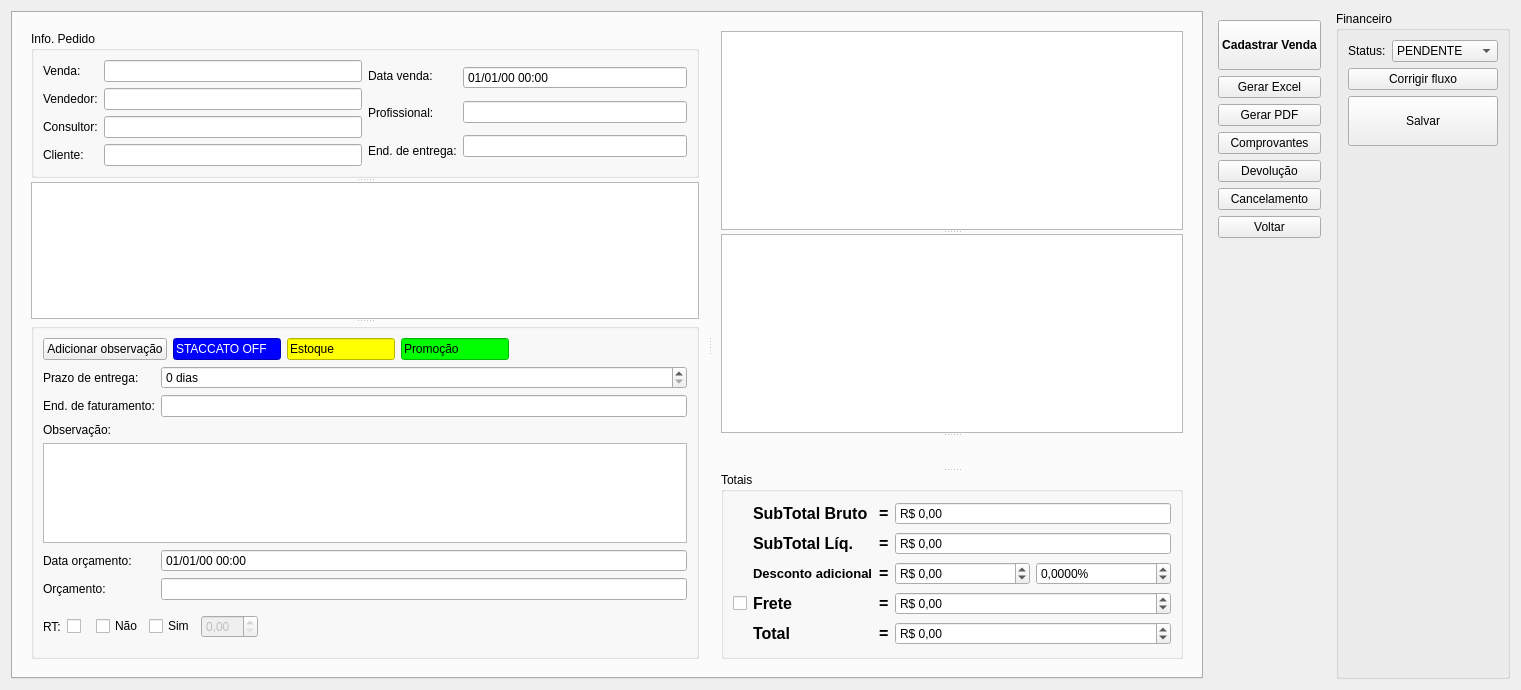
First picture: the form in ui/venda.ui, repository darktorres/ERP-STACCATO, before the edit.
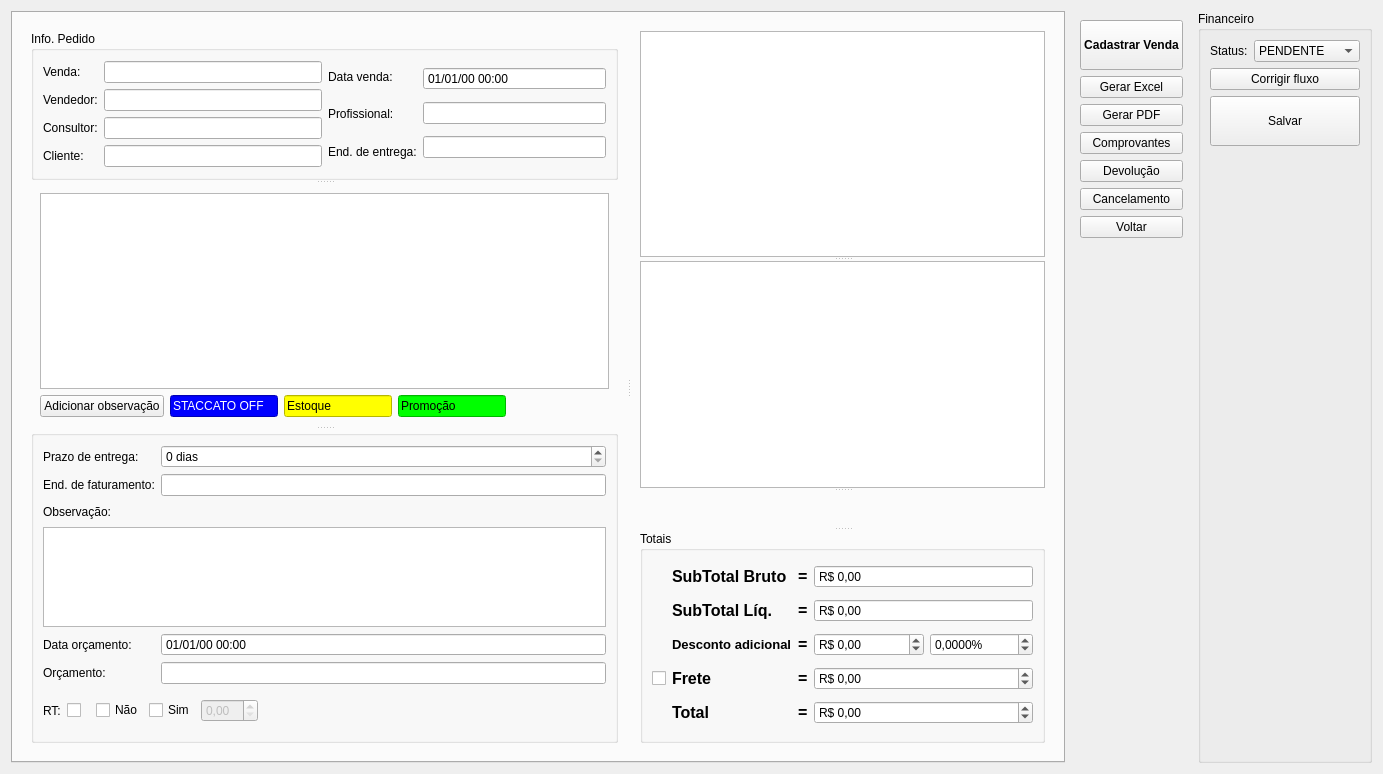
Second picture: the form after the edit. Custom widgets are drawn as their Qt base class.

Commit message: Colocado legenda dos produtos junto da tabela

```diff
--- a/ui/venda.ui
+++ b/ui/venda.ui
@@ -6,8 +6,8 @@
    <rect>
     <x>0</x>
     <y>0</y>
-    <width>1521</width>
-    <height>690</height>
+    <width>1383</width>
+    <height>774</height>
    </rect>
   </property>
   <property name="windowTitle">
@@ -45,7 +45,7 @@
           <property name="lineWidth">
            <number>0</number>
           </property>
-          <layout class="QGridLayout" name="gridLayout_5">
+          <layout class="QGridLayout" name="gridLayout_11">
            <item row="0" column="0">
             <widget class="QSplitter" name="splitter_3">
              <property name="orientation">
@@ -204,20 +204,25 @@
                </item>
               </layout>
              </widget>
-             <widget class="TreeView" name="treeView">
-              <property name="editTriggers">
-               <set>QAbstractItemView::NoEditTriggers</set>
+             <widget class="QFrame" name="frame">
+              <property name="frameShape">
+               <enum>QFrame::NoFrame</enum>
               </property>
-              <property name="selectionMode">
-               <enum>QAbstractItemView::MultiSelection</enum>
+              <property name="frameShadow">
+               <enum>QFrame::Plain</enum>
               </property>
-             </widget>
-             <widget class="QGroupBox" name="groupBoxDados">
-              <property name="title">
-               <string/>
-              </property>
-              <layout class="QGridLayout" name="gridLayout_10">
-               <item row="0" column="0" colspan="2">
+              <layout class="QGridLayout" name="gridLayout_5">
+               <item row="0" column="0">
+                <widget class="TreeView" name="treeView">
+                 <property name="editTriggers">
+                  <set>QAbstractItemView::NoEditTriggers</set>
+                 </property>
+                 <property name="selectionMode">
+                  <enum>QAbstractItemView::MultiSelection</enum>
+                 </property>
+                </widget>
+               </item>
+               <item row="1" column="0">
                 <layout class="QHBoxLayout" name="horizontalLayout_5">
                  <item>
                   <widget class="QPushButton" name="pushButtonAdicionarObservacao">
@@ -304,8 +309,22 @@
                  </item>
                 </layout>
                </item>
-               <item row="1" column="0">
-                <widget class="QLabel" name="labelPrazoEntrega">
+              </layout>
+             </widget>
+             <widget class="QGroupBox" name="groupBoxDados">
+              <property name="title">
+               <string/>
+              </property>
+              <layout class="QGridLayout" name="gridLayout_10">
+               <item row="6" column="1">
+                <widget class="QLineEdit" name="lineEditIdOrcamento">
+                 <property name="readOnly">
+                  <bool>true</bool>
+                 </property>
+                </widget>
+               </item>
+               <item row="6" column="0">
+                <widget class="QLabel" name="labelIdOrcamento">
                  <property name="sizePolicy">
                   <sizepolicy hsizetype="Fixed" vsizetype="Minimum">
                    <horstretch>0</horstretch>
@@ -313,7 +332,7 @@
                   </sizepolicy>
                  </property>
                  <property name="text">
-                  <string>Prazo de entrega:</string>
+                  <string>Orçamento:</string>
                  </property>
                 </widget>
                </item>
@@ -330,35 +349,6 @@
                  </property>
                 </widget>
                </item>
-               <item row="2" column="0">
-                <widget class="QLabel" name="labelPrazoEntrega_2">
-                 <property name="sizePolicy">
-                  <sizepolicy hsizetype="Fixed" vsizetype="Minimum">
-                   <horstretch>0</horstretch>
-                   <verstretch>0</verstretch>
-                  </sizepolicy>
-                 </property>
-                 <property name="text">
-                  <string>End. de faturamento:</string>
-                 </property>
-                </widget>
-               </item>
-               <item row="2" column="1">
-                <widget class="ItemBox" name="itemBoxEnderecoFat"/>
-               </item>
-               <item row="3" column="0">
-                <widget class="QLabel" name="labelEndereco_9">
-                 <property name="sizePolicy">
-                  <sizepolicy hsizetype="Fixed" vsizetype="Minimum">
-                   <horstretch>0</horstretch>
-                   <verstretch>0</verstretch>
-                  </sizepolicy>
-                 </property>
-                 <property name="text">
-                  <string>Observação:</string>
-                 </property>
-                </widget>
-               </item>
                <item row="4" column="0" colspan="2">
                 <widget class="QPlainTextEdit" name="plainTextEdit">
                  <property name="sizePolicy">
@@ -375,6 +365,19 @@
                  </property>
                 </widget>
                </item>
+               <item row="3" column="0">
+                <widget class="QLabel" name="labelEndereco_9">
+                 <property name="sizePolicy">
+                  <sizepolicy hsizetype="Fixed" vsizetype="Minimum">
+                   <horstretch>0</horstretch>
+                   <verstretch>0</verstretch>
+                  </sizepolicy>
+                 </property>
+                 <property name="text">
+                  <string>Observação:</string>
+                 </property>
+                </widget>
+               </item>
                <item row="5" column="0">
                 <widget class="QLabel" name="labelDateTimeOrc">
                  <property name="text">
@@ -382,6 +385,19 @@
                  </property>
                 </widget>
                </item>
+               <item row="1" column="0">
+                <widget class="QLabel" name="labelPrazoEntrega">
+                 <property name="sizePolicy">
+                  <sizepolicy hsizetype="Fixed" vsizetype="Minimum">
+                   <horstretch>0</horstretch>
+                   <verstretch>0</verstretch>
+                  </sizepolicy>
+                 </property>
+                 <property name="text">
+                  <string>Prazo de entrega:</string>
+                 </property>
+                </widget>
+               </item>
                <item row="5" column="1">
                 <widget class="QDateTimeEdit" name="dateTimeEditOrc">
                  <property name="toolTip">
@@ -401,25 +417,8 @@
                  </property>
                 </widget>
                </item>
-               <item row="6" column="0">
-                <widget class="QLabel" name="labelIdOrcamento">
-                 <property name="sizePolicy">
-                  <sizepolicy hsizetype="Fixed" vsizetype="Minimum">
-                   <horstretch>0</horstretch>
-                   <verstretch>0</verstretch>
-                  </sizepolicy>
-                 </property>
-                 <property name="text">
-                  <string>Orçamento:</string>
-                 </property>
-                </widget>
-               </item>
-               <item row="6" column="1">
-                <widget class="QLineEdit" name="lineEditIdOrcamento">
-                 <property name="readOnly">
-                  <bool>true</bool>
-                 </property>
-                </widget>
+               <item row="2" column="1">
+                <widget class="ItemBox" name="itemBoxEnderecoFat"/>
                </item>
                <item row="7" column="0" colspan="2">
                 <layout class="QGridLayout" name="gridLayout_4">
@@ -500,6 +499,19 @@
                  </item>
                 </layout>
                </item>
+               <item row="2" column="0">
+                <widget class="QLabel" name="labelPrazoEntrega_2">
+                 <property name="sizePolicy">
+                  <sizepolicy hsizetype="Fixed" vsizetype="Minimum">
+                   <horstretch>0</horstretch>
+                   <verstretch>0</verstretch>
+                  </sizepolicy>
+                 </property>
+                 <property name="text">
+                  <string>End. de faturamento:</string>
+                 </property>
+                </widget>
+               </item>
               </layout>
              </widget>
             </widget>
```
